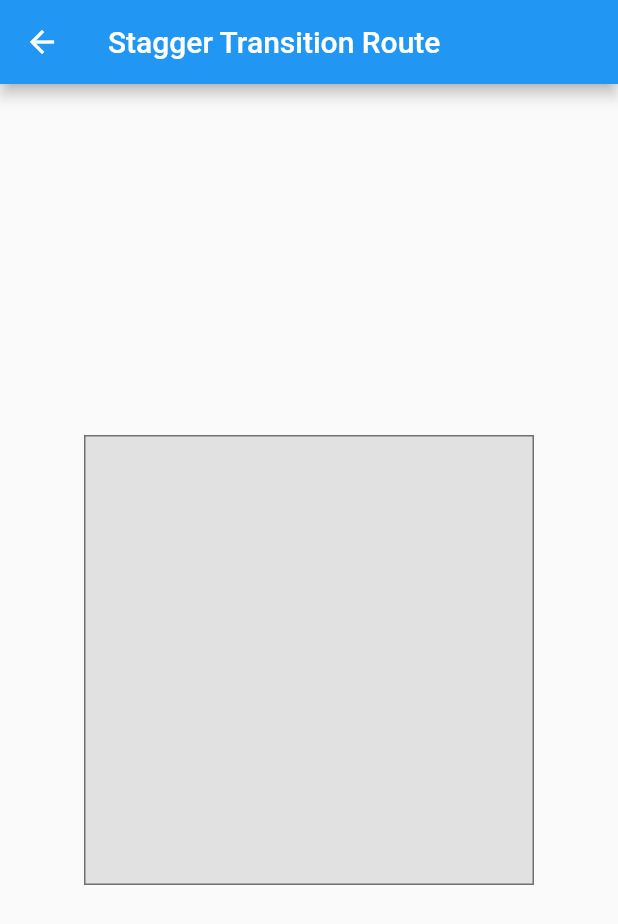
After one commit to Lee180102/flutter_demo, a Flutter app: the StaggerTransitionRoute screen opened directly, on a phone screen of 412 x 824 dp. The commit adds this screen. Shown: the top 924 px of the screen. Run offline on Flutter 3.47's test engine with Material 2 defaults, Android fonts, the phone set to English and light mode, and no system bars.

Commit message:
交织动画.

```diff
--- /dev/null
+++ b/lib/widget/transition/stagger_transition/stagger_transition_animation.dart
@@ -0,0 +1,69 @@
+import 'package:flutter/material.dart';
+
+class StaggerTransitionAnimation extends StatelessWidget {
+  StaggerTransitionAnimation({Key key, this.controller}) : super(key: key) {
+    //高度动画
+    height = Tween<double>(
+      begin: .0,
+      end: 300.0,
+    ).animate(
+      CurvedAnimation(
+        parent: controller,
+        curve: Interval(
+          0.0, 0.6, //间隔，前60%的动画时间
+          curve: Curves.ease,
+        ),
+      ),
+    );
+
+    color = ColorTween(
+      begin: Colors.green,
+      end: Colors.red,
+    ).animate(
+      CurvedAnimation(
+        parent: controller,
+        curve: Interval(
+          0.0, 0.6, //间隔，前60%的动画时间
+          curve: Curves.ease,
+        ),
+      ),
+    );
+    padding = Tween<EdgeInsets>(
+      begin: EdgeInsets.only(left: .0),
+      end: EdgeInsets.only(left: 100.0),
+    ).animate(
+      CurvedAnimation(
+        parent: controller,
+        curve: Interval(
+          0.6, 1.0, //间隔，后40%的动画时间
+          curve: Curves.ease,
+        ),
+      ),
+    );
+  }
+
+  final Animation<double> controller;
+  Animation<double> height;
+  Animation<EdgeInsets> padding;
+  Animation<Color> color;
+
+  Widget _buildAnimation(BuildContext context, Widget child) {
+    return Container(
+      alignment: Alignment.bottomCenter,
+      padding: padding.value,
+      child: Container(
+        color: color.value,
+        width: 50.0,
+        height: height.value,
+      ),
+    );
+  }
+
+  @override
+  Widget build(BuildContext context) {
+    return AnimatedBuilder(
+      builder: _buildAnimation,
+      animation: controller,
+    );
+  }
+}
--- /dev/null
+++ b/lib/widget/transition/stagger_transition/stagger_transition_route.dart
@@ -0,0 +1,64 @@
+import 'package:flutter/material.dart';
+import 'package:flutter_demo/widget/transition/stagger_transition/stagger_transition_animation.dart';
+
+class StaggerTransitionRoute extends StatefulWidget {
+  StaggerTransitionRoute({Key key}) : super(key: key);
+
+  @override
+  _StaggerTransitionRouteState createState() => _StaggerTransitionRouteState();
+}
+
+class _StaggerTransitionRouteState extends State<StaggerTransitionRoute> with TickerProviderStateMixin  {
+
+  AnimationController _controller;
+
+
+  @override
+  void initState() {
+    super.initState();
+
+    _controller = AnimationController(
+        duration: const Duration(milliseconds: 2000),
+        vsync: this
+    );
+  }
+
+  Future<Null> _playAnimation() async {
+    try {
+      //先正向执行动画
+      await _controller.forward().orCancel;
+      //再反向执行动画
+      await _controller.reverse().orCancel;
+    } on TickerCanceled {
+      // the animation got canceled, probably because we were disposed
+    }
+  }
+
+  @override
+  Widget build(BuildContext context) {
+    return Scaffold(
+      appBar: AppBar(
+        title: Text("Stagger Transition Route"),
+      ),
+      body: GestureDetector(
+        behavior: HitTestBehavior.opaque,
+        onTap: (){
+          _playAnimation();
+        },
+        child: Center(
+          child: Container(
+            width: 300,
+            height: 300,
+            decoration: BoxDecoration(
+              color: Colors.black.withOpacity(0.1),
+              border: Border.all(
+                color: Colors.black.withOpacity(0.5),
+              )
+            ),
+            child: StaggerTransitionAnimation(controller: _controller,),
+          ),
+        ),
+      ),
+    );
+  }
+}
--- a/lib/widget/transition/transition_list.dart
+++ b/lib/widget/transition/transition_list.dart
@@ -1,7 +1,9 @@
 import 'package:flutter/material.dart';
 import 'package:flutter_demo/widget/transition/route_transition/android_route_transition_route.dart';
+import 'package:flutter_demo/widget/transition/stagger_transition/stagger_transition_route.dart';
 import 'package:flutter_demo/widget/transition/status_listener/transition_status_listener_route.dart';
 
+import 'animated_swicher/animated_switcher_counter_route.dart';
 import 'animated_widge/animated_container.dart';
 import 'basic_transition/basic_transition.dart';
 import 'grow_transition/grow_transition_route.dart';
@@ -42,6 +44,8 @@ class _TransitionListState extends State<TransitionList> {
           RaisedButton(child:Text("TransitionStatusListenerRoute"),onPressed: ()=>Navigator.push(context, MaterialPageRoute(builder: (BuildContext context)=> TransitionStatusListenerRoute()))),
           RaisedButton(child:Text("AndroidRouteTransitionRoute"),onPressed: ()=>Navigator.push(context, MaterialPageRoute(builder: (BuildContext context)=> AndroidRouteTransitionRoute()))),
           RaisedButton(child:Text("HeroTransitionRoute1"),onPressed: ()=>Navigator.push(context, MaterialPageRoute(builder: (BuildContext context)=> HeroTransitionRoute1()))),
+          RaisedButton(child:Text("StaggerTransitionRoute"),onPressed: ()=>Navigator.push(context, MaterialPageRoute(builder: (BuildContext context)=> StaggerTransitionRoute()))),
+          RaisedButton(child:Text("AnimatedSwitcherCounterRoute"),onPressed: ()=>Navigator.push(context, MaterialPageRoute(builder: (BuildContext context)=> AnimatedSwitcherCounterRoute()))),
         ],
       ),
     );
```
Also changed, not shown: 1 other file.
